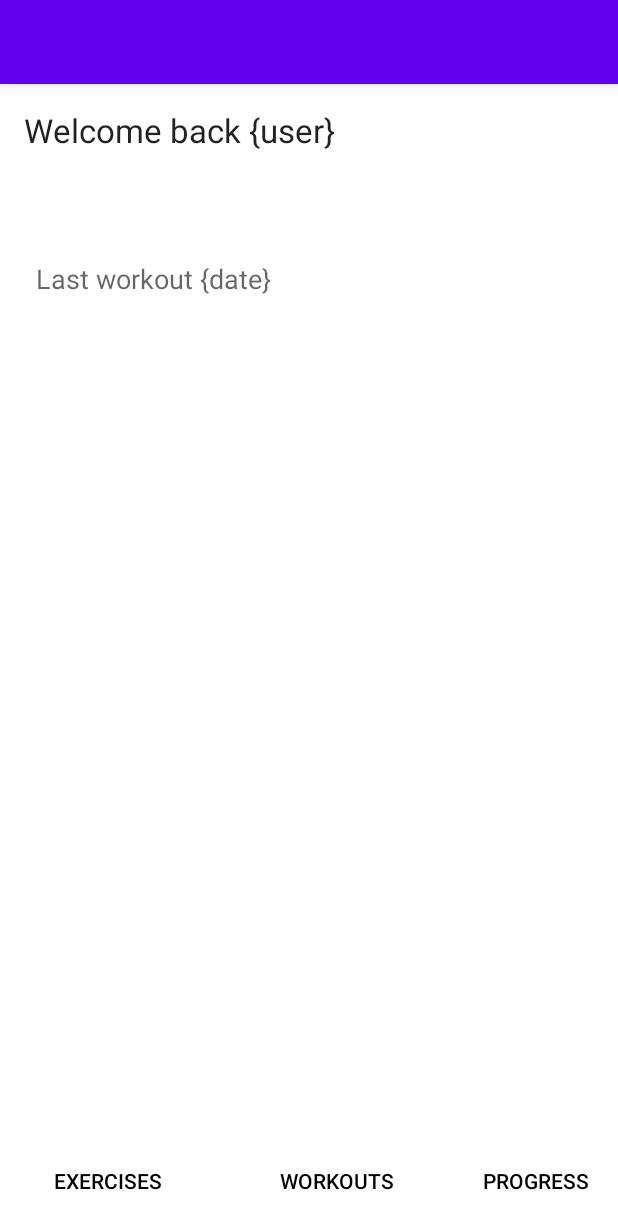
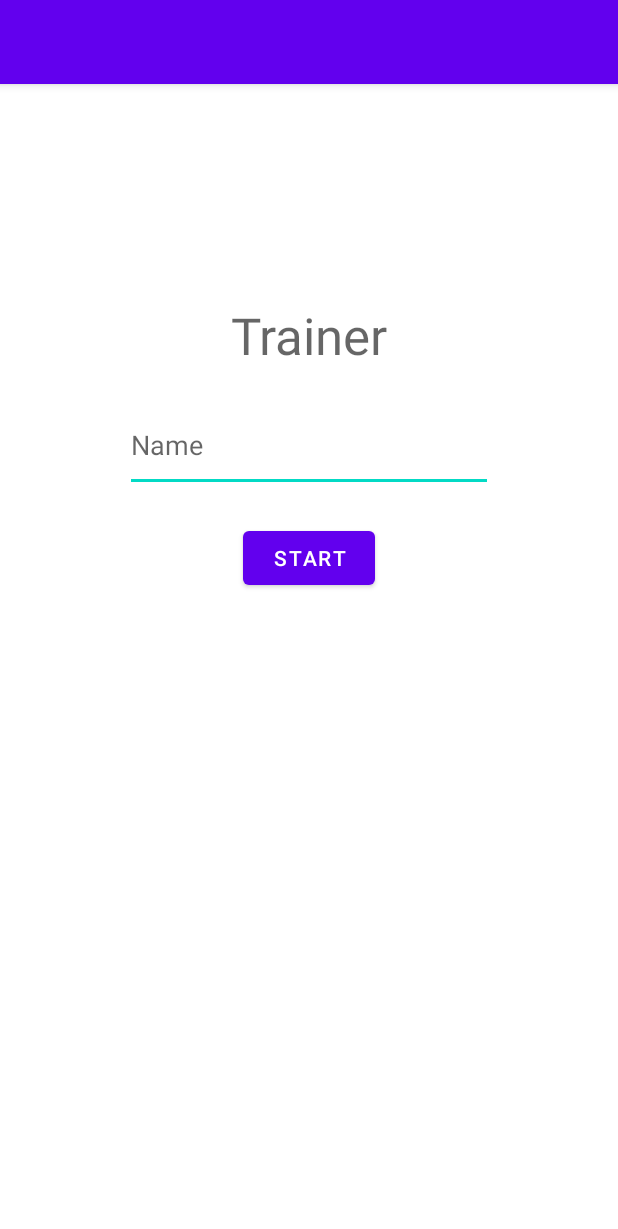
Before and after one commit to JoonasMV/Trainer, an Android app: the screen it shows after launch (MainActivity before the commit, LoginPage after it), on a phone screen of 412 x 824 dp. Shown: the top 1229 px of the screen. Run offline under Robolectric (Android 15) with nearby library versions, the phone set to English and light mode, and no system bars.

Commit message:
Login page added

```diff
--- a/app/src/main/AndroidManifest.xml
+++ b/app/src/main/AndroidManifest.xml
@@ -12,6 +12,13 @@
         android:supportsRtl="true"
         android:theme="@style/Theme.Trainer"
         tools:targetApi="31">
+        <activity
+            android:name=".LoginPage"
+            android:exported="false">
+            <meta-data
+                android:name="android.app.lib_name"
+                android:value="" />
+        </activity>
         <activity
             android:name=".SecondActivity"
             android:exported="false">
--- /dev/null
+++ b/app/src/main/java/com/example/trainer/LoginPage.java
@@ -0,0 +1,33 @@
+package com.example.trainer;
+
+import androidx.appcompat.app.AppCompatActivity;
+
+import android.content.Intent;
+import android.os.Bundle;
+import android.view.View;
+import android.widget.Button;
+import android.widget.EditText;
+
+public class LoginPage extends AppCompatActivity {
+    EditText nameInput;
+    Button startBtn;
+
+    @Override
+    protected void onCreate(Bundle savedInstanceState) {
+        super.onCreate(savedInstanceState);
+        setContentView(R.layout.activity_login_page);
+
+        nameInput = findViewById(R.id.nameInput);
+        startBtn = findViewById(R.id.startBtn);
+
+        startBtn.setOnClickListener(new View.OnClickListener() {
+            @Override
+            public void onClick(View view) {
+                Intent intent = new Intent(LoginPage.this, MainActivity.class);
+                intent.putExtra("username", nameInput.getText().toString());
+                startActivity(intent);
+            }
+        });
+    }
+
+}
--- a/app/src/main/java/com/example/trainer/MainActivity.java
+++ b/app/src/main/java/com/example/trainer/MainActivity.java
@@ -6,17 +6,28 @@ import android.content.Intent;
 import android.os.Bundle;
 import android.view.View;
 import android.widget.Button;
+import android.widget.TextView;
 
 public class MainActivity extends AppCompatActivity {
     Button exercisesBtn;
     Button workoutsBtn;
     Button progressBtn;
-
+    TextView userGreetText;
+    String username = "";
 
     @Override
     protected void onCreate(Bundle savedInstanceState) {
         super.onCreate(savedInstanceState);
         setContentView(R.layout.activity_main);
+
+        username = getIntent().getStringExtra("username");
+        userGreetText = findViewById(R.id.userGreetText);
+        userGreetText.setText("Welcome back " + username);
+
+        if (username == null || username.length() == 0) {
+            startActivity(new Intent(MainActivity.this, LoginPage.class));
+        }
+
         exercisesBtn = findViewById(R.id.exercisesBtn);
         workoutsBtn = findViewById(R.id.workoutsBtn);
         progressBtn = findViewById(R.id.progressBtn);
@@ -41,5 +52,7 @@ public class MainActivity extends AppCompatActivity {
                 startActivity(new Intent(MainActivity.this, SecondActivity.class));
             }
         });
+
+
     }
 }
--- /dev/null
+++ b/app/src/main/res/layout/activity_login_page.xml
@@ -0,0 +1,42 @@
+<?xml version="1.0" encoding="utf-8"?>
+<androidx.constraintlayout.widget.ConstraintLayout xmlns:android="http://schemas.android.com/apk/res/android"
+    xmlns:app="http://schemas.android.com/apk/res-auto"
+    xmlns:tools="http://schemas.android.com/tools"
+    android:layout_width="match_parent"
+    android:layout_height="match_parent"
+    tools:context=".LoginPage">
+
+    <TextView
+        android:id="@+id/textView4"
+        android:layout_width="wrap_content"
+        android:layout_height="wrap_content"
+        android:text="Trainer"
+        android:textAppearance="@style/TextAppearance.AppCompat.Display1"
+        app:layout_constraintBottom_toBottomOf="parent"
+        app:layout_constraintEnd_toEndOf="parent"
+        app:layout_constraintStart_toStartOf="parent"
+        app:layout_constraintTop_toTopOf="parent"
+        app:layout_constraintVertical_bias="0.19999999" />
+
+    <EditText
+        android:id="@+id/nameInput"
+        android:layout_width="245dp"
+        android:layout_height="62dp"
+        android:layout_marginTop="20dp"
+        android:ems="10"
+        android:hint="Name"
+        android:inputType="textPersonName"
+        app:layout_constraintEnd_toEndOf="parent"
+        app:layout_constraintStart_toStartOf="parent"
+        app:layout_constraintTop_toBottomOf="@+id/textView4" />
+
+    <Button
+        android:id="@+id/startBtn"
+        android:layout_width="wrap_content"
+        android:layout_height="wrap_content"
+        android:layout_marginTop="20dp"
+        android:text="Start"
+        app:layout_constraintEnd_toEndOf="parent"
+        app:layout_constraintStart_toStartOf="parent"
+        app:layout_constraintTop_toBottomOf="@+id/nameInput" />
+</androidx.constraintlayout.widget.ConstraintLayout>
--- a/app/src/main/res/layout/activity_main.xml
+++ b/app/src/main/res/layout/activity_main.xml
@@ -48,7 +48,7 @@
     </LinearLayout>
 
     <TextView
-        android:id="@+id/textView"
+        android:id="@+id/userGreetText"
         android:layout_width="wrap_content"
         android:layout_height="wrap_content"
         android:layout_marginStart="16dp"
@@ -67,5 +67,5 @@
         android:text="Last workout {date}"
         android:textAppearance="@style/TextAppearance.AppCompat.Medium"
         app:layout_constraintStart_toStartOf="parent"
-        app:layout_constraintTop_toBottomOf="@+id/textView" />
+        app:layout_constraintTop_toBottomOf="@+id/userGreetText" />
 </androidx.constraintlayout.widget.ConstraintLayout>
```
